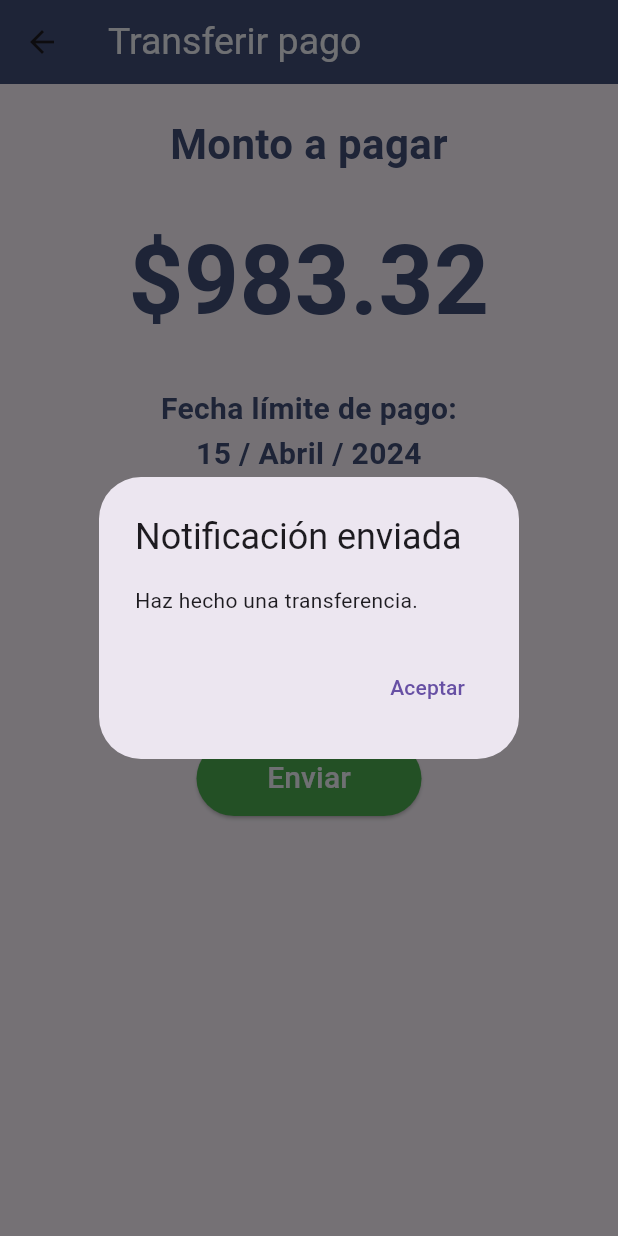
After one commit to BrandonLopezDiaz/safesuit_bank-1, a Flutter app: the PayCFEScreen screen opened directly, after a tap on "Enviar", on a phone screen of 412 x 824 dp. The commit adds this screen. Run offline on Flutter 3.47's test engine with Material 3 defaults, Android fonts, the phone set to English and light mode, and no system bars; our stand-ins replace flutter_local_notifications, local_auth.

Commit message:
Servicios casi terminado

```diff
--- /dev/null
+++ b/lib/core/presentation/screers/paymentCFE.dart
@@ -0,0 +1,181 @@
+import 'package:flutter/material.dart';
+import 'package:flutter_local_notifications/flutter_local_notifications.dart';
+
+// Inicializo mi variable global de notificaciones
+FlutterLocalNotificationsPlugin flutterLocalNotificationsPlugin =
+    FlutterLocalNotificationsPlugin();
+
+void initializeNotifications() async {
+  const AndroidInitializationSettings initializationSettingsAndroid =
+      AndroidInitializationSettings('launch_background');
+  final InitializationSettings initializationSettings =
+      InitializationSettings(android: initializationSettingsAndroid);
+  await flutterLocalNotificationsPlugin.initialize(initializationSettings);
+}
+
+Future<void> _showNotification() async {
+  flutterLocalNotificationsPlugin
+      .resolvePlatformSpecificImplementation<
+          AndroidFlutterLocalNotificationsPlugin>()
+      ?.requestNotificationsPermission();
+
+  const AndroidNotificationDetails androidPlatformChannelSpecifics =
+      AndroidNotificationDetails('1', 'SafesuitBank',
+          importance: Importance.max, priority: Priority.high);
+
+  const NotificationDetails platformChannelSpecifics =
+      NotificationDetails(android: androidPlatformChannelSpecifics);
+
+  await flutterLocalNotificationsPlugin.show(
+    0,
+    'Transferencia',
+    'Haz hecho una transferencia',
+    platformChannelSpecifics,
+    payload: 'payload',
+  );
+}
+
+class PayCFEScreen extends StatelessWidget {
+
+  Future<void> showAlertDialog(BuildContext context) async {
+    return showDialog<void>(
+      context: context,
+      barrierDismissible: false, // El usuario debe tocar un botón para cerrar el diálogo
+      builder: (BuildContext context) {
+        return AlertDialog(
+          title: Text('Notificación enviada'),
+          content: SingleChildScrollView(
+            child: ListBody(
+              children: <Widget>[
+                Text('Haz hecho una transferencia.'),
+              ],
+            ),
+          ),
+          actions: <Widget>[
+            TextButton(
+              child: Text('Aceptar'),
+              onPressed: () {
+                Navigator.of(context).pop();
+              },
+            ),
+          ],
+        );
+      },
+    );
+  }
+
+  @override
+  Widget build(BuildContext context) {
+    return Scaffold(
+      appBar: AppBar(
+        title: const Text(
+          'Transferir pago',
+          textAlign: TextAlign.center,
+          style: TextStyle(
+            fontSize: 25,
+            color: Color.fromARGB(255, 242, 244, 250),
+          ),
+        ),
+        backgroundColor: Color.fromARGB(255, 66, 79, 120),
+      ),
+      body: SingleChildScrollView(
+        child: Center(
+          child: Column(
+            mainAxisAlignment: MainAxisAlignment.start,
+            crossAxisAlignment: CrossAxisAlignment.center,
+            children: [
+              SizedBox(height: 20),
+              Text(
+                'Monto a pagar',
+                textAlign: TextAlign.center,
+                style: TextStyle(
+                  color: Color.fromARGB(255, 66, 79, 120),
+                  fontSize: 28,
+                  fontWeight: FontWeight.bold,
+                ),
+              ),
+              SizedBox(height: 25),
+              Text(
+                '\$983.32',
+                textAlign: TextAlign.center,
+                style: TextStyle(
+                  color: Color.fromARGB(255, 66, 79, 120),
+                  fontSize: 64,
+                  fontWeight: FontWeight.bold,
+                ),
+              ),
+              SizedBox(height: 25),
+              Text(
+                'Fecha límite de pago:',
+                textAlign: TextAlign.center,
+                style: TextStyle(
+                  color: Color.fromARGB(255, 66, 79, 120),
+                  fontSize: 20,
+                  fontWeight: FontWeight.bold,
+                ),
+              ),
+              SizedBox(height: 1),
+              Text(
+                '15 / Abril / 2024',
+                textAlign: TextAlign.center,
+                style: TextStyle(
+                  color: Color.fromARGB(255, 66, 79, 120),
+                  fontSize: 20,
+                  fontWeight: FontWeight.bold,
+                ),
+              ),
+              SizedBox(height: 25),
+              Text(
+                'Periodo: Febrero - Abril 2024',
+                textAlign: TextAlign.center,
+                style: TextStyle(
+                  color: Color.fromARGB(255, 66, 79, 120),
+                  fontSize: 20,
+                  fontWeight: FontWeight.bold,
+                ),
+              ),
+              SizedBox(height: 20),
+              Text(
+                'Consumo: 475 kWh',
+                textAlign: TextAlign.center,
+                style: TextStyle(
+                  color: Color.fromARGB(255, 66, 79, 120),
+                  fontSize: 20,
+                  fontWeight: FontWeight.bold,
+                ),
+              ),
+              SizedBox(height: 20),
+              Text(
+                'Consumo: Medio',
+                textAlign: TextAlign.center,
+                style: TextStyle(
+                  color: Color.fromARGB(255, 66, 79, 120),
+                  fontSize: 20,
+                  fontWeight: FontWeight.bold,
+                ),
+              ),
+              SizedBox(height: 25.0),
+              ElevatedButton(
+                onPressed: () {
+                  print('Cantidad ingresada: \$983.32');
+                  _showNotification();
+                  showAlertDialog(context); // Mostrar el diálogo
+                },
+                style: ElevatedButton.styleFrom(
+                  foregroundColor: Color.fromARGB(255, 242, 244, 250),
+                  backgroundColor: Colors.green,
+                  minimumSize: Size(150, 50),
+                ),
+                child: Text(
+                  'Enviar',
+                  style: TextStyle(fontSize: 20),
+                ),
+              ),
+              SizedBox(height: 50.0),
+            ],
+          ),
+        ),
+      ),
+    );
+  }
+}
```
Also changed, not shown: lib/core/presentation/screers/paymentAgua.dart (added, +171 -0 lines), lib/core/presentation/screers/paymentTelcel.dart (added, +161 -0 lines), lib/core/presentation/screers/serviceAgua.dart (+29 -39 lines), lib/core/presentation/screers/serviceCFE.dart (+30 -39 lines), lib/core/presentation/screers/serviceTelcel.dart (+31 -40 lines), pubspec.lock.
